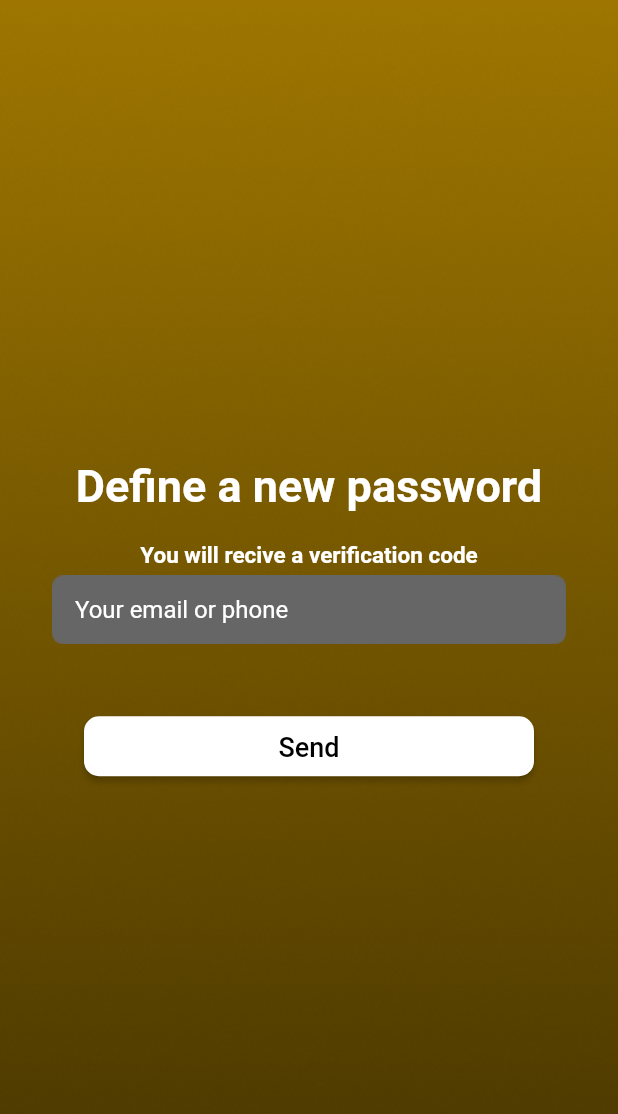
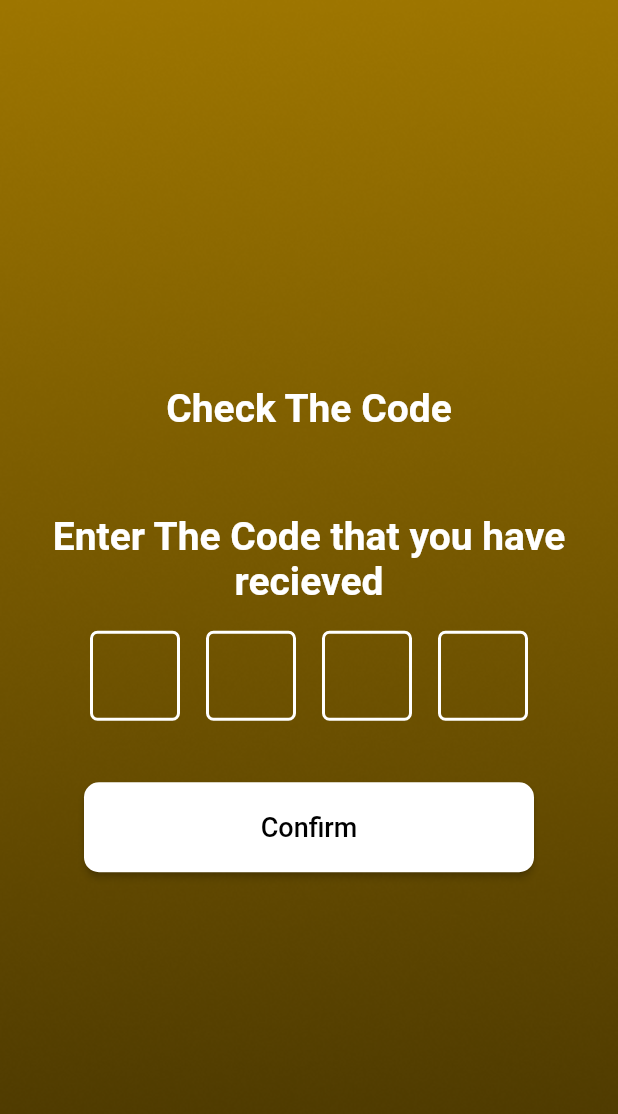
Before and after one commit to fwdAndroid/Attijaria, a Flutter app: the ForgotPassword screen opened directly, after a tap on "Send", on a phone screen of 412 x 824 dp. Shown: the top 1114 px of the screen. Run offline on Flutter 3.47's test engine with Material 2 defaults, Android fonts, the phone set to English and light mode, and no system bars; drawn by our look-alikes of pin_code_fields.

Commit message:
Authentications Screen Complete

```diff
--- /dev/null
+++ b/lib/authentication/codepassword.dart
@@ -0,0 +1,157 @@
+import 'dart:async';
+
+import 'package:attijaria/authentication/setpassword.dart';
+import 'package:attijaria/config/config.dart';
+import 'package:flutter/cupertino.dart';
+import 'package:flutter/material.dart';
+import 'package:pin_code_fields/pin_code_fields.dart';
+
+class VerificationCode extends StatefulWidget {
+  const VerificationCode({Key? key}) : super(key: key);
+
+  @override
+  _VerificationCodeState createState() => _VerificationCodeState();
+}
+
+class _VerificationCodeState extends State<VerificationCode> {
+  StreamController<ErrorAnimationType>? errorController;
+  @override
+  void initState() {
+    errorController = StreamController<ErrorAnimationType>();
+    super.initState();
+  }
+
+  @override
+  void dispose() {
+    errorController!.close();
+
+    super.dispose();
+  }
+
+  @override
+  Widget build(BuildContext context) {
+    TextEditingController textEditingController = TextEditingController();
+    String currentText = "";
+
+    return SafeArea(
+      child: Scaffold(
+        body: Container(
+          width: MediaQuery.of(context).size.width,
+          // ignore: prefer_const_constructors
+          decoration: dec,
+          child: Column(
+            crossAxisAlignment: CrossAxisAlignment.center,
+            mainAxisAlignment: MainAxisAlignment.center,
+            children: [
+              Container(
+                margin: const EdgeInsets.only(top: 15),
+                // ignore: prefer_const_constructors
+                child: Text('Check The Code',
+                    // ignore: prefer_const_constructors
+                    style: TextStyle(
+                        color: Colors.white,
+                        fontSize: 26,
+                        fontWeight: FontWeight.bold),
+                    textAlign: TextAlign.center),
+              ),
+              Container(
+                margin: const EdgeInsets.only(top: 55),
+                // ignore: prefer_const_constructors
+                child: Text('Enter The Code that you have recieved',
+                    // ignore: prefer_const_constructors
+                    style: TextStyle(
+                        color: Colors.white,
+                        fontSize: 26,
+                        fontWeight: FontWeight.bold),
+                    textAlign: TextAlign.center),
+              ),
+              Container(
+                margin: const EdgeInsets.only(top: 10),
+                padding:
+                    const EdgeInsets.symmetric(vertical: 8.0, horizontal: 60),
+                child: PinCodeTextField(
+                  appContext: context,
+                  pastedTextStyle: TextStyle(
+                    color: Colors.white,
+                    fontWeight: FontWeight.bold,
+                  ),
+                  length: 4,
+                  obscureText: false,
+                  obscuringCharacter: '*',
+                  //  blinkWhenObscuring: true,
+                  //       animationType: AnimationType.fade,
+                  validator: (v) {
+                    if (v!.length < 3) {
+                      return "I'm from validator";
+                    } else {
+                      return null;
+                    }
+                  },
+                  pinTheme: PinTheme(
+                    inactiveColor: Colors.white,
+                    shape: PinCodeFieldShape.box,
+                    borderRadius: BorderRadius.circular(5),
+                    fieldHeight: 60,
+                    fieldWidth: 60,
+                    activeFillColor: Colors.white,
+                  ),
+                  // cursorColor: Colors.black,
+                  animationDuration: Duration(milliseconds: 300),
+                  //  enableActiveFill: true,
+                  //   errorAnimationController: errorController,
+                  controller: textEditingController,
+                  keyboardType: TextInputType.number,
+                  // boxShadows: [
+                  //   BoxShadow(
+                  //     offset: Offset(0, 1),
+                  //     color: Colors.black12,
+                  //     blurRadius: 10,
+                  //   )
+                  // ],
+                  onCompleted: (v) {
+                    print("Completed");
+                  },
+                  // onTap: () {
+                  //   print("Pressed");
+                  // },
+                  onChanged: (value) {
+                    print(value);
+                    setState(() {
+                      currentText = value;
+                    });
+                  },
+                  beforeTextPaste: (text) {
+                    print("Allowing to paste $text");
+                    //if you return true then it will show the paste confirmation dialog. Otherwise if false, then nothing will happen.
+                    //but you can show anything you want here, like your pop up saying wrong paste format or etc
+                    return true;
+                  },
+                ),
+              ),
+              Container(
+                  width: 300,
+                  height: 60,
+                  margin: EdgeInsets.only(top: 17),
+                  child: ElevatedButton(
+                    onPressed: () {
+                      Navigator.of(context).push(
+                          MaterialPageRoute(builder: (tx) => SetPassword()));
+                    },
+                    style: ElevatedButton.styleFrom(
+                        padding: EdgeInsets.symmetric(
+                            horizontal: 10.0, vertical: 10.0),
+                        shape: RoundedRectangleBorder(
+                            borderRadius: BorderRadius.circular(10.0)),
+                        primary: Colors.white),
+                    child: Text(
+                      "Confirm",
+                      style: TextStyle(color: Colors.black, fontSize: 18),
+                    ),
+                  )),
+            ],
+          ),
+        ),
+      ),
+    );
+  }
+}
--- a/lib/authentication/forgotpassword.dart
+++ b/lib/authentication/forgotpassword.dart
@@ -1,3 +1,4 @@
+import 'package:attijaria/authentication/codepassword.dart';
 import 'package:attijaria/config/config.dart';
 import 'package:flutter/material.dart';
 
@@ -46,7 +47,10 @@ class _ForgotPasswordState extends State<ForgotPassword> {
                   height: 40,
                   margin: EdgeInsets.only(top: 47),
                   child: ElevatedButton(
-                    onPressed: () {},
+                    onPressed: () {
+                      Navigator.of(context).push(MaterialPageRoute(
+                          builder: (ctx) => VerificationCode()));
+                    },
                     style: ElevatedButton.styleFrom(
                         padding: EdgeInsets.symmetric(
                             horizontal: 10.0, vertical: 10.0),
--- a/pubspec.yaml
+++ b/pubspec.yaml
@@ -34,6 +34,8 @@ dependencies:
   # The following adds the Cupertino Icons font to your application.
   # Use with the CupertinoIcons class for iOS style icons.
   cupertino_icons: ^1.0.2
+  intl_phone_field: ^2.1.0
+  pin_code_fields: ^7.3.0
 
 dev_dependencies:
   flutter_test:
```
Also changed, not shown: lib/authentication/setpassword.dart (added, +102 -0 lines), pubspec.lock.
